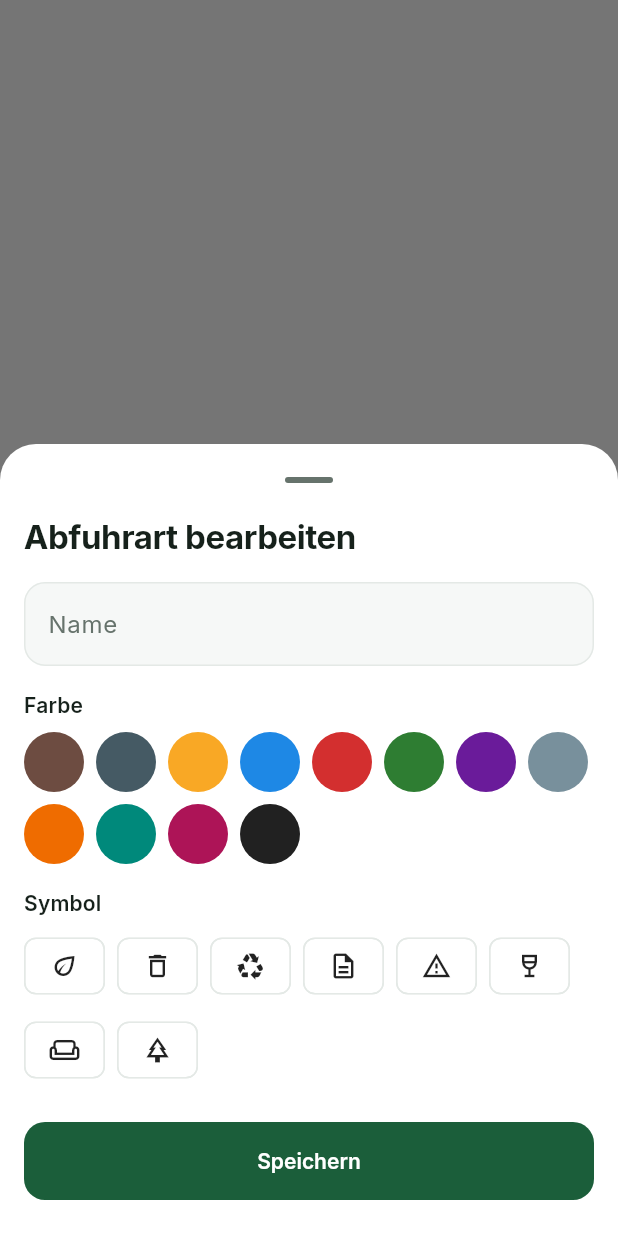
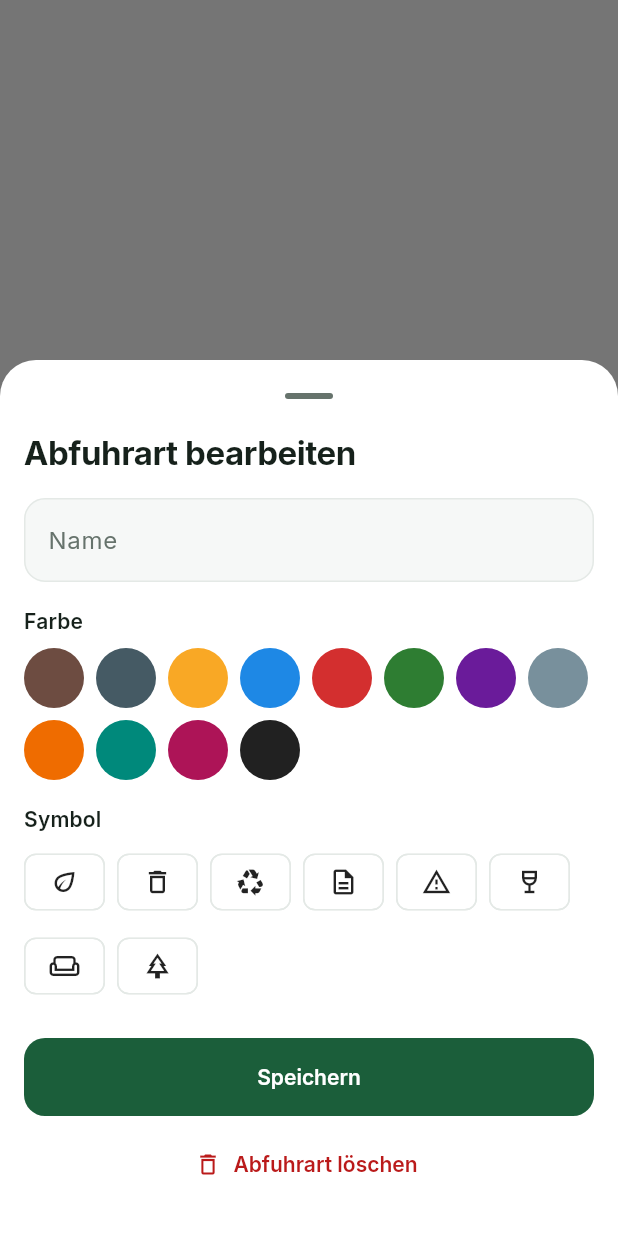
Before and after one commit to TheSherloc/newaka, a Flutter app: what showEditWasteTypeSheet() shows on an empty page, opened directly with empty values, on a phone screen of 412 x 824 dp. Run offline on Flutter 3.47's test engine with Material 3 defaults, Android fonts, the phone set to English and light mode, and no system bars; our stand-ins replace file_picker, flutter_local_notifications, flutter_riverpod, flutter_timezone, package_info_plus, shared_preferences and 2 more; accounts and stored records are empty.

Commit message:
Let users delete a waste type together with its events
The edit sheet gets a delete action; the settings section confirms with
the affected event count. The id is added to the stored import exclusion
so a subscription refresh does not recreate the type.

Co-Authored-By: Claude Fable 5.1 <noreply@anthropic.com>

```diff
--- a/lib/features/waste_types/ui/edit_waste_type_sheet.dart
+++ b/lib/features/waste_types/ui/edit_waste_type_sheet.dart
@@ -6,8 +6,22 @@ import '../../../l10n/app_localizations.dart';
 import '../domain/waste_type_catalog.dart';
 import 'waste_icons.dart';
 
-Future<WasteType?> showEditWasteTypeSheet(BuildContext context, WasteType type) {
-  return showModalBottomSheet<WasteType>(
+/// Ergebnis des Bearbeiten-Sheets: gespeicherte Änderung oder Löschwunsch.
+sealed class EditWasteTypeResult {
+  const EditWasteTypeResult();
+}
+
+class WasteTypeSaved extends EditWasteTypeResult {
+  const WasteTypeSaved(this.type);
+  final WasteType type;
+}
+
+class WasteTypeDeleteRequested extends EditWasteTypeResult {
+  const WasteTypeDeleteRequested();
+}
+
+Future<EditWasteTypeResult?> showEditWasteTypeSheet(BuildContext context, WasteType type) {
+  return showModalBottomSheet<EditWasteTypeResult>(
     context: context,
     isScrollControlled: true,
     showDragHandle: true,
@@ -101,14 +115,21 @@ class _EditSheetState extends State<_EditSheet> {
               final name = _name.text.trim();
               Navigator.pop(
                 context,
-                widget.type.copyWith(
+                WasteTypeSaved(widget.type.copyWith(
                   displayName: name.isEmpty ? widget.type.displayName : name,
                   color: _color,
                   icon: _icon,
-                ),
+                )),
               );
             },
             child: Text(l10n.save),
+          ),
+          const SizedBox(height: 8),
+          TextButton.icon(
+            style: TextButton.styleFrom(foregroundColor: theme.colorScheme.error),
+            icon: const Icon(Icons.delete_outline),
+            label: Text(l10n.deleteWasteType),
+            onPressed: () => Navigator.pop(context, const WasteTypeDeleteRequested()),
           ),
         ],
       ),
--- a/lib/l10n/app_de.arb
+++ b/lib/l10n/app_de.arb
@@ -67,6 +67,11 @@
   "typeActive": "Aktiv",
   "typeHidden": "Ausgeblendet",
   "editWasteType": "Abfuhrart bearbeiten",
+  "deleteWasteType": "Abfuhrart löschen",
+  "deleteWasteTypeConfirmTitle": "{name} löschen?",
+  "@deleteWasteTypeConfirmTitle": {"placeholders": {"name": {"type": "String"}}},
+  "deleteWasteTypeConfirmBody": "{count, plural, =0{Die Abfuhrart hat keine Termine.} =1{Die Abfuhrart und 1 Termin werden entfernt.} other{Die Abfuhrart und {count} Termine werden entfernt.}} Ein Abo-Refresh legt sie nicht wieder an.",
+  "@deleteWasteTypeConfirmBody": {"placeholders": {"count": {"type": "int"}}},
   "name": "Name",
   "color": "Farbe",
   "icon": "Symbol",
--- a/lib/l10n/app_localizations.dart
+++ b/lib/l10n/app_localizations.dart
@@ -465,6 +465,24 @@ abstract class AppLocalizations {
   /// **'Abfuhrart bearbeiten'**
   String get editWasteType;
 
+  /// No description provided for @deleteWasteType.
+  ///
+  /// In de, this message translates to:
+  /// **'Abfuhrart löschen'**
+  String get deleteWasteType;
+
+  /// No description provided for @deleteWasteTypeConfirmTitle.
+  ///
+  /// In de, this message translates to:
+  /// **'{name} löschen?'**
+  String deleteWasteTypeConfirmTitle(String name);
+
+  /// No description provided for @deleteWasteTypeConfirmBody.
+  ///
+  /// In de, this message translates to:
+  /// **'{count, plural, =0{Die Abfuhrart hat keine Termine.} =1{Die Abfuhrart und 1 Termin werden entfernt.} other{Die Abfuhrart und {count} Termine werden entfernt.}} Ein Abo-Refresh legt sie nicht wieder an.'**
+  String deleteWasteTypeConfirmBody(int count);
+
   /// No description provided for @name.
   ///
   /// In de, this message translates to:
--- a/lib/l10n/app_localizations_de.dart
+++ b/lib/l10n/app_localizations_de.dart
@@ -217,6 +217,26 @@ class AppLocalizationsDe extends AppLocalizations {
   String get editWasteType => 'Abfuhrart bearbeiten';
 
   @override
+  String get deleteWasteType => 'Abfuhrart löschen';
+
+  @override
+  String deleteWasteTypeConfirmTitle(String name) {
+    return '$name löschen?';
+  }
+
+  @override
+  String deleteWasteTypeConfirmBody(int count) {
+    String _temp0 = intl.Intl.pluralLogic(
+      count,
+      locale: localeName,
+      other: 'Die Abfuhrart und $count Termine werden entfernt.',
+      one: 'Die Abfuhrart und 1 Termin werden entfernt.',
+      zero: 'Die Abfuhrart hat keine Termine.',
+    );
+    return '$_temp0 Ein Abo-Refresh legt sie nicht wieder an.';
+  }
+
+  @override
   String get name => 'Name';
 
   @override
```
Also changed, not shown: lib/features/upcoming/providers/app_data_provider.dart (+16 -0 lines), lib/features/waste_types/ui/waste_types_section.dart (+32 -3 lines), 2 other files.
